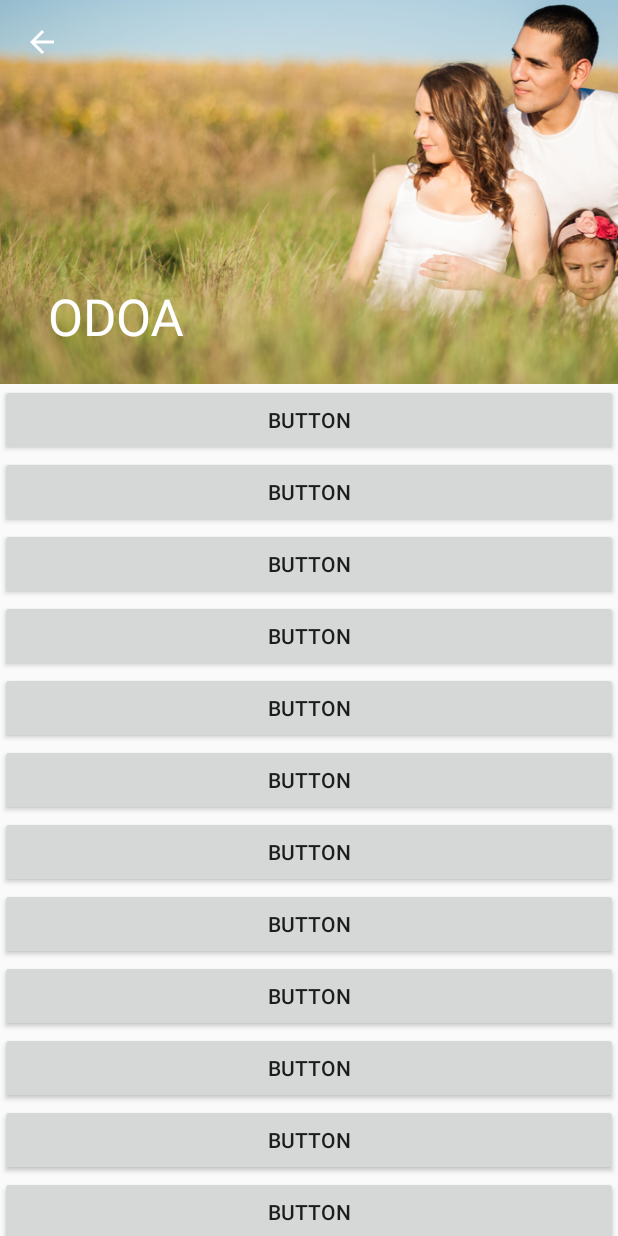
After one commit to yahyamukhlis/materialdesign-tabs, an Android app: the ShalatDetailActivity screen opened directly, with no data from a screen before it, on a phone screen of 412 x 824 dp. The commit adds this screen. Run offline under Robolectric (Android 15) with nearby library versions, the phone set to English and light mode, and no system bars.

Commit message:
add shalat detail with toolbar collapsable

```diff
--- a/app/src/main/AndroidManifest.xml
+++ b/app/src/main/AndroidManifest.xml
@@ -18,6 +18,8 @@
 
         <activity android:name=".main.view.MainActivity" />
 
+        <activity android:name=".shalatdetail.view.ShalatDetailActivity" />
+
     </application>
 
 </manifest>
--- a/app/src/main/java/mukhlis/com/tabs/shalat/view/ShalatFragment.java
+++ b/app/src/main/java/mukhlis/com/tabs/shalat/view/ShalatFragment.java
@@ -1,5 +1,6 @@
 package mukhlis.com.tabs.shalat.view;
 
+import android.content.Intent;
 import android.os.Bundle;
 import android.support.v4.app.Fragment;
 import android.support.v7.widget.LinearLayoutManager;
@@ -12,11 +13,12 @@
 import java.util.List;
 
 import mukhlis.com.tabs.R;
+import mukhlis.com.tabs.shalatdetail.view.ShalatDetailActivity;
 
 /**
  * Created by yahyamukhlis on 12/8/15.
  */
-public class ShalatFragment extends Fragment {
+public class ShalatFragment extends Fragment implements ShalatView {
 
     private View mRootView;
 
@@ -48,7 +50,7 @@
             mRecyclerView.setLayoutManager(mLayoutManager);
 
             populateData();
-            mAdapter = new ShalatViewAdapter(mDataset.toArray(new String[mDataset.size()]));
+            mAdapter = new ShalatViewAdapter(this, mDataset.toArray(new String[mDataset.size()]));
             mRecyclerView.setAdapter(mAdapter);
         }
         return mRootView;
@@ -67,4 +69,11 @@
         mDataset.add("Tahiyat Awal dan Akhir");
         mDataset.add("Salam");
     }
+
+    @Override
+    public void showShalatDetail(String title) {
+        Intent intent = new Intent(getActivity(), ShalatDetailActivity.class);
+        intent.putExtra("title", title);
+        startActivity(intent);
+    }
 }
--- /dev/null
+++ b/app/src/main/java/mukhlis/com/tabs/shalat/view/ShalatView.java
@@ -0,0 +1,9 @@
+package mukhlis.com.tabs.shalat.view;
+
+/**
+ * Created by yahyamukhlis on 12/11/15.
+ */
+public interface ShalatView {
+
+    void showShalatDetail(String title);
+}
--- a/app/src/main/java/mukhlis/com/tabs/shalat/view/ShalatViewAdapter.java
+++ b/app/src/main/java/mukhlis/com/tabs/shalat/view/ShalatViewAdapter.java
@@ -1,5 +1,6 @@
 package mukhlis.com.tabs.shalat.view;
 
+import android.content.Intent;
 import android.support.v7.widget.RecyclerView;
 import android.view.LayoutInflater;
 import android.view.View;
@@ -8,6 +9,7 @@
 import android.widget.Toast;
 
 import mukhlis.com.tabs.R;
+import mukhlis.com.tabs.shalatdetail.view.ShalatDetailActivity;
 
 /**
  * Created by yahyamukhlis on 12/10/15.
@@ -16,8 +18,11 @@
 
     private String[] mDataset;
 
-    public ShalatViewAdapter(String[] dataset) {
-        mDataset = dataset;
+    private ShalatView mShalatView;
+
+    public ShalatViewAdapter(ShalatView shalatView, String[] dataset) {
+        this.mShalatView = shalatView;
+        this.mDataset = dataset;
     }
 
     @Override
@@ -32,7 +37,7 @@
         holder.mView.setOnClickListener(new View.OnClickListener() {
             @Override
             public void onClick(View v) {
-                Toast.makeText(v.getContext(), mDataset[position], Toast.LENGTH_SHORT);
+                mShalatView.showShalatDetail(mDataset[position]);
             }
         });
 
--- /dev/null
+++ b/app/src/main/java/mukhlis/com/tabs/shalatdetail/view/ShalatDetailActivity.java
@@ -0,0 +1,42 @@
+package mukhlis.com.tabs.shalatdetail.view;
+
+import android.os.Bundle;
+import android.support.design.widget.CollapsingToolbarLayout;
+import android.support.v7.app.AppCompatActivity;
+import android.support.v7.widget.Toolbar;
+import android.view.View;
+
+import mukhlis.com.tabs.R;
+
+/**
+ * Created by yahyamukhlis on 12/11/15.
+ */
+public class ShalatDetailActivity extends AppCompatActivity {
+
+    private Toolbar mToolbar;
+
+    private CollapsingToolbarLayout mCollapsingToolbarLayout;
+
+    @Override
+    public void onCreate(Bundle savedInstanceState) {
+        super.onCreate(savedInstanceState);
+        setContentView(R.layout.activity_shalat_detail);
+
+        mToolbar = (Toolbar) findViewById(R.id.toolbar);
+        setSupportActionBar(mToolbar);
+
+        getSupportActionBar().setDisplayHomeAsUpEnabled(true);
+
+        mToolbar.setNavigationOnClickListener(new View.OnClickListener() {
+            @Override
+            public void onClick(View v) {
+                onBackPressed();
+            }
+        });
+
+        String title = getIntent().getStringExtra("title");
+
+        mCollapsingToolbarLayout = (CollapsingToolbarLayout) findViewById(R.id.collapsing_toolbar_layout);
+        mCollapsingToolbarLayout.setTitle(title);
+    }
+}
--- a/app/src/main/res/layout/activity_launch.xml
+++ b/app/src/main/res/layout/activity_launch.xml
@@ -4,15 +4,13 @@
     android:orientation="vertical"
     android:layout_width="match_parent"
     android:layout_height="match_parent"
-    android:gravity="center"
-    android:background="@android:color/black">
+    android:gravity="center">
 
     <TextView
         android:layout_width="wrap_content"
         android:layout_height="wrap_content"
         android:text="@string/app_name"
         android:textStyle="bold"
-        android:textColor="@android:color/white"
         android:textSize="@dimen/title_text_size"/>
 
     <TextView
@@ -20,7 +18,7 @@
         android:layout_height="wrap_content"
         android:text="One Day One Ayat"
         android:textStyle="bold"
-        android:textColor="@android:color/holo_green_light"
+        android:textColor="@color/colorPrimaryDark"
         android:textSize="@dimen/subtitle_text_size"/>
 
 </LinearLayout>
--- /dev/null
+++ b/app/src/main/res/layout/activity_shalat_detail.xml
@@ -0,0 +1,121 @@
+<?xml version="1.0" encoding="utf-8"?>
+<android.support.design.widget.CoordinatorLayout
+    xmlns:android="http://schemas.android.com/apk/res/android"
+    xmlns:app="http://schemas.android.com/apk/res-auto"
+    android:layout_width="match_parent"
+    android:layout_height="match_parent">
+
+    <android.support.design.widget.AppBarLayout
+        android:layout_width="match_parent"
+        android:layout_height="256dp"
+        android:theme="@style/ThemeOverlay.AppCompat.Dark.ActionBar">
+
+        <android.support.design.widget.CollapsingToolbarLayout
+            android:id="@+id/collapsing_toolbar_layout"
+            android:layout_width="match_parent"
+            android:layout_height="match_parent"
+            app:layout_scrollFlags="scroll|exitUntilCollapsed"
+            app:contentScrim="?attr/colorPrimary">
+
+            <ImageView
+                android:layout_width="match_parent"
+                android:layout_height="match_parent"
+                android:scaleType="centerCrop"
+                app:layout_collapseMode="parallax"
+                app:layout_collapseParallaxMultiplier="0.7"
+                android:src="@drawable/family" />
+
+            <android.support.v7.widget.Toolbar
+                android:id="@+id/toolbar"
+                android:layout_width="match_parent"
+                android:layout_height="?attr/actionBarSize"
+                android:minHeight="?attr/actionBarSize"
+                app:theme="@style/ThemeOverlay.AppCompat.Dark.ActionBar"
+                app:popupTheme="@style/ThemeOverlay.AppCompat.Light"
+                app:layout_collapseMode="pin"/>
+
+        </android.support.design.widget.CollapsingToolbarLayout>
+
+    </android.support.design.widget.AppBarLayout>
+
+    <android.support.v4.widget.NestedScrollView
+        android:layout_width="match_parent"
+        android:layout_height="match_parent"
+        android:fillViewport="true"
+        app:layout_behavior="@string/appbar_scrolling_view_behavior" >
+
+        <LinearLayout
+            android:orientation="vertical"
+            android:layout_width="match_parent"
+            android:layout_height="wrap_content">
+
+            <Button
+                android:layout_width="match_parent"
+                android:layout_height="wrap_content"
+                android:text="Button"/>
+
+            <Button
+                android:layout_width="match_parent"
+                android:layout_height="wrap_content"
+                android:text="Button"/>
+
+            <Button
+                android:layout_width="match_parent"
+                android:layout_height="wrap_content"
+                android:text="Button"/>
+
+            <Button
+                android:layout_width="match_parent"
+                android:layout_height="wrap_content"
+                android:text="Button"/>
+
+            <Button
+                android:layout_width="match_parent"
+                android:layout_height="wrap_content"
+                android:text="Button"/>
+
+            <Button
+                android:layout_width="match_parent"
+                android:layout_height="wrap_content"
+                android:text="Button"/>
+
+            <Button
+                android:layout_width="match_parent"
+                android:layout_height="wrap_content"
+                android:text="Button"/>
+
+            <Button
+                android:layout_width="match_parent"
+                android:layout_height="wrap_content"
+                android:text="Button"/>
+
+            <Button
+                android:layout_width="match_parent"
+                android:layout_height="wrap_content"
+                android:text="Button"/>
+
+            <Button
+                android:layout_width="match_parent"
+                android:layout_height="wrap_content"
+                android:text="Button"/>
+
+            <Button
+                android:layout_width="match_parent"
+                android:layout_height="wrap_content"
+                android:text="Button"/>
+
+            <Button
+                android:layout_width="match_parent"
+                android:layout_height="wrap_content"
+                android:text="Button"/>
+
+            <Button
+                android:layout_width="match_parent"
+                android:layout_height="wrap_content"
+                android:text="Button"/>
+
+        </LinearLayout>
+
+    </android.support.v4.widget.NestedScrollView>
+
+</android.support.design.widget.CoordinatorLayout>
```
